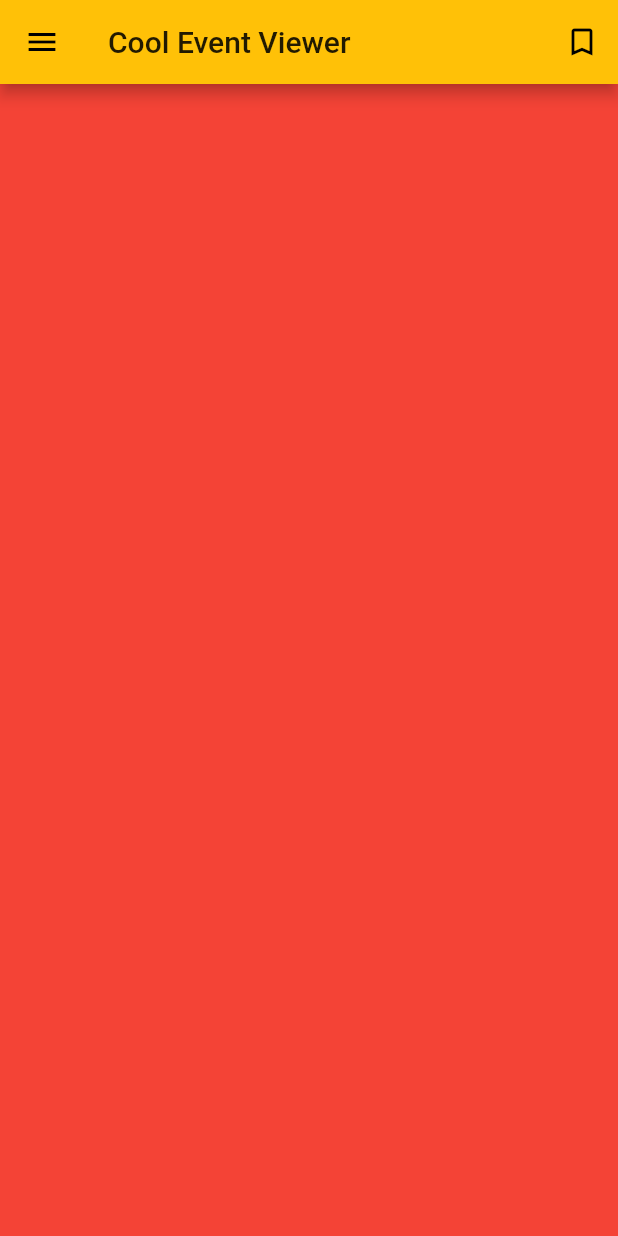
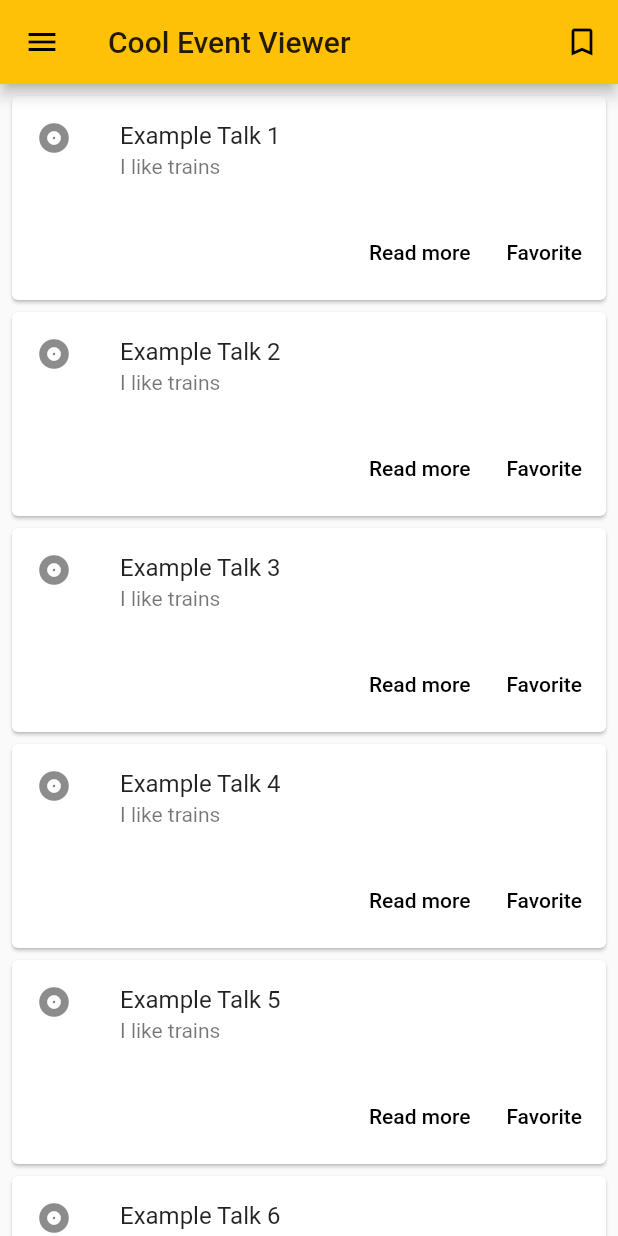
Before and after one commit to Conntac/hackerkisten-app-2020, a Flutter app: the screen it shows after launch, on a phone screen of 412 x 824 dp. Run offline on Flutter 3.47's test engine with Material 2 defaults, Android fonts, the phone set to English and light mode, and no system bars.

Commit message:
Implement basic/example talks view

```diff
--- a/lib/subviews/talks_view.dart
+++ b/lib/subviews/talks_view.dart
@@ -1,10 +1,16 @@
 import 'package:event_view/subviews/subview.dart';
+import 'package:event_view/widgets/event_card.dart';
 import 'package:flutter/material.dart';
 
 class TalksMainView extends StatelessWidget {
   @override
   Widget build(BuildContext context) {
-    return Container(color: Colors.red);
+    return ListView(
+      padding: EdgeInsets.all(4.0),
+        children: <Widget>[
+          for(int i = 0; i < 6; i++) EventCard("Example Talk ${i + 1}", "I like trains"),
+      ],
+    );
   }
 }
 
--- /dev/null
+++ b/lib/widgets/event_card.dart
@@ -0,0 +1,47 @@
+import 'package:flutter/cupertino.dart';
+import 'package:flutter/material.dart';
+
+/*class EventCardWidget extends StatefulWidget {
+  @override
+  _EventCardWidgetState createState() => _EventCardWidgetState();
+}*/
+
+class EventCard extends StatelessWidget {
+
+  String title;
+  String desc;
+
+  EventCard(this.title, this.desc);
+
+  /*EventCard({
+    Key key,
+  }) : super(key: key);*/
+
+  @override
+  Widget build(BuildContext context) {
+    return Card(
+      child: Column(
+        mainAxisSize: MainAxisSize.min,
+        children: <Widget>[
+          ListTile(
+            leading: Icon(Icons.album),
+            title: Text(title),
+            subtitle: Text(desc),
+          ),
+          ButtonBar(
+            children: <Widget>[
+              FlatButton(
+                child: const Text('Read more'),
+                onPressed: () {/* ... */},
+              ),
+              FlatButton(
+                child: const Text('Favorite'), //TODO: Change to star icon
+                onPressed: () {/* ... */},
+              ),
+            ],
+          ),
+        ],
+      ),
+    );
+  }
+}
```
